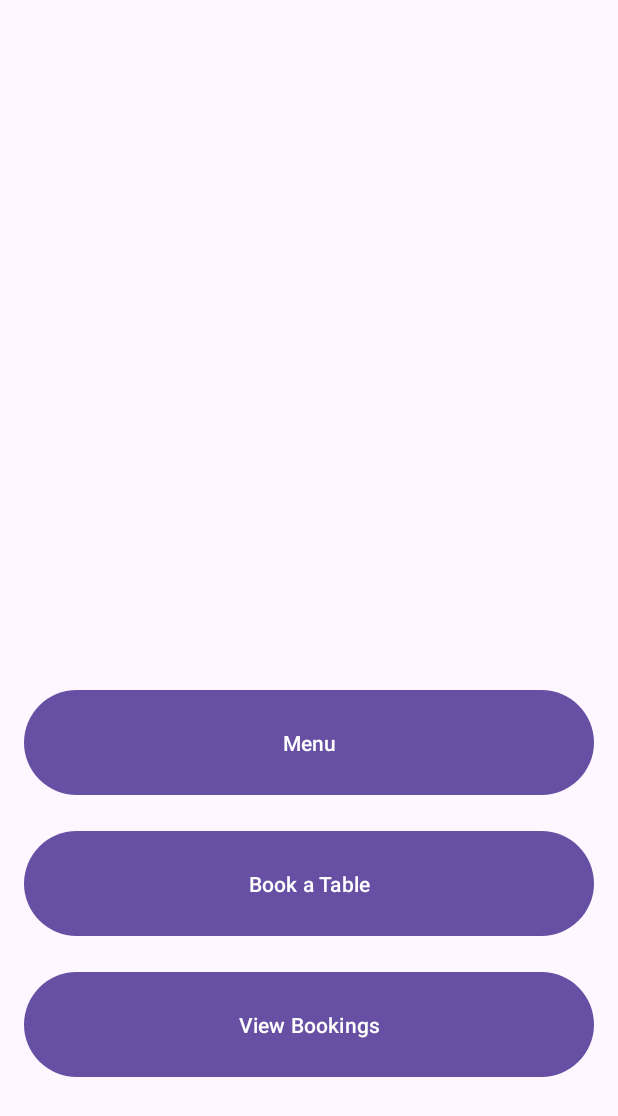
After one commit to Plymouth-COMP2000/design-exercises-Liam8721, an Android app: the fragment GuestHome shown on its own in the app's theme, on a phone screen of 412 x 824 dp. The commit adds this screen. Shown: the top 1116 px of the screen. Run offline under Robolectric (Android 15) with nearby library versions, the phone set to English and light mode, and no system bars.

Commit message:
guest home screen

```diff
--- /dev/null
+++ b/app/src/main/java/com/example/comp2000/GuestHome.java
@@ -0,0 +1,64 @@
+package com.example.comp2000;
+
+import android.os.Bundle;
+
+import androidx.fragment.app.Fragment;
+
+import android.view.LayoutInflater;
+import android.view.View;
+import android.view.ViewGroup;
+
+/**
+ * A simple {@link Fragment} subclass.
+ * Use the {@link GuestHome#newInstance} factory method to
+ * create an instance of this fragment.
+ */
+public class GuestHome extends Fragment {
+
+    // TODO: Rename parameter arguments, choose names that match
+    // the fragment initialization parameters, e.g. ARG_ITEM_NUMBER
+    private static final String ARG_PARAM1 = "param1";
+    private static final String ARG_PARAM2 = "param2";
+
+    // TODO: Rename and change types of parameters
+    private String mParam1;
+    private String mParam2;
+
+    public GuestHome() {
+        // Required empty public constructor
+    }
+
+    /**
+     * Use this factory method to create a new instance of
+     * this fragment using the provided parameters.
+     *
+     * @param param1 Parameter 1.
+     * @param param2 Parameter 2.
+     * @return A new instance of fragment GuestHome.
+     */
+    // TODO: Rename and change types and number of parameters
+    public static GuestHome newInstance(String param1, String param2) {
+        GuestHome fragment = new GuestHome();
+        Bundle args = new Bundle();
+        args.putString(ARG_PARAM1, param1);
+        args.putString(ARG_PARAM2, param2);
+        fragment.setArguments(args);
+        return fragment;
+    }
+
+    @Override
+    public void onCreate(Bundle savedInstanceState) {
+        super.onCreate(savedInstanceState);
+        if (getArguments() != null) {
+            mParam1 = getArguments().getString(ARG_PARAM1);
+            mParam2 = getArguments().getString(ARG_PARAM2);
+        }
+    }
+
+    @Override
+    public View onCreateView(LayoutInflater inflater, ViewGroup container,
+                             Bundle savedInstanceState) {
+        // Inflate the layout for this fragment
+        return inflater.inflate(R.layout.fragment_guest_home, container, false);
+    }
+}
--- /dev/null
+++ b/app/src/main/res/layout/fragment_guest_home.xml
@@ -0,0 +1,53 @@
+<?xml version="1.0" encoding="utf-8"?>
+<androidx.constraintlayout.widget.ConstraintLayout xmlns:android="http://schemas.android.com/apk/res/android"
+    xmlns:app="http://schemas.android.com/apk/res-auto"
+    xmlns:tools="http://schemas.android.com/tools"
+    android:layout_width="match_parent"
+    android:layout_height="match_parent"
+    tools:context=".GuestHome">
+
+    <androidx.constraintlayout.widget.Guideline
+        android:id="@+id/guideline"
+        android:layout_width="wrap_content"
+        android:layout_height="wrap_content"
+        android:orientation="horizontal"
+        app:layout_constraintGuide_percent="0.5" />
+
+    <Button
+        android:id="@+id/button"
+        android:layout_width="0dp"
+        android:layout_height="78dp"
+        android:layout_marginStart="16dp"
+        android:layout_marginTop="44dp"
+        android:layout_marginEnd="16dp"
+        android:text="@string/menu"
+        app:layout_constraintEnd_toEndOf="parent"
+        app:layout_constraintHorizontal_bias="0.0"
+        app:layout_constraintStart_toStartOf="parent"
+        app:layout_constraintTop_toTopOf="@id/guideline" />
+
+    <Button
+        android:id="@+id/button3"
+        android:layout_width="0dp"
+        android:layout_height="78dp"
+        android:layout_marginStart="16dp"
+        android:layout_marginTop="16dp"
+        android:layout_marginEnd="16dp"
+        android:text="@string/book_a_table"
+        app:layout_constraintEnd_toEndOf="parent"
+        app:layout_constraintStart_toStartOf="parent"
+        app:layout_constraintTop_toBottomOf="@+id/button" />
+
+    <Button
+        android:id="@+id/button4"
+        android:layout_width="0dp"
+        android:layout_height="78dp"
+        android:layout_marginStart="16dp"
+        android:layout_marginTop="16dp"
+        android:layout_marginEnd="16dp"
+        android:text="@string/view_bookings"
+        app:layout_constraintEnd_toEndOf="parent"
+        app:layout_constraintStart_toStartOf="parent"
+        app:layout_constraintTop_toBottomOf="@+id/button3" />
+
+</androidx.constraintlayout.widget.ConstraintLayout>
--- a/app/src/main/res/layout/fragment_guest_menu.xml
+++ /dev/null
@@ -1,21 +0,0 @@
-<?xml version="1.0" encoding="utf-8"?>
-<FrameLayout xmlns:android="http://schemas.android.com/apk/res/android"
-    xmlns:tools="http://schemas.android.com/tools"
-    android:layout_width="match_parent"
-    android:layout_height="match_parent"
-    tools:context=".GuestMenu">
-
-    <!-- TODO: Update blank fragment layout -->
-
-    <TextView
-        android:layout_width="match_parent"
-        android:layout_height="match_parent"
-        android:text="@string/hello_blank_fragment" />
-
-    <Button
-        android:id="@+id/button4"
-        android:layout_width="match_parent"
-        android:layout_height="73dp"
-        android:text="Button" />
-
-</FrameLayout>
--- a/app/src/main/res/values/strings.xml
+++ b/app/src/main/res/values/strings.xml
@@ -2,4 +2,7 @@
     <string name="app_name">COMP 2000</string>
     <!-- TODO: Remove or change this placeholder text -->
     <string name="hello_blank_fragment">Hello blank fragment</string>
+    <string name="view_bookings">View Bookings</string>
+    <string name="menu">Menu</string>
+    <string name="book_a_table">Book a Table</string>
 </resources>
```
